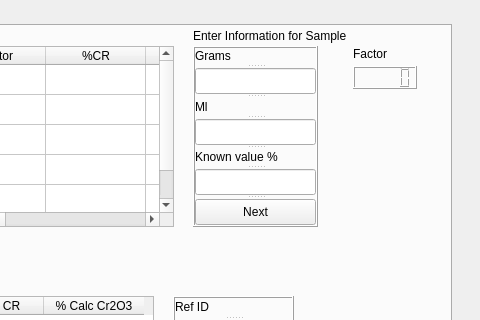
Old version of the form rc.ui in the repository shabd/rc-analytics-desktop; both pictures show x 379 to 859 and y 0 to 320 of the 859 by 597 pixel window.
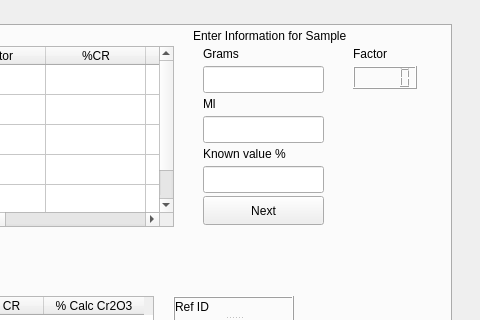
New version of the form.

Patch:
```diff
--- a/rc.ui
+++ b/rc.ui
@@ -316,66 +316,6 @@
        </property>
       </item>
      </widget>
-     <widget class="QSplitter" name="splitter_6">
-      <property name="geometry">
-       <rect>
-        <x>560</x>
-        <y>20</y>
-        <width>125</width>
-        <height>181</height>
-       </rect>
-      </property>
-      <property name="minimumSize">
-       <size>
-        <width>125</width>
-        <height>181</height>
-       </size>
-      </property>
-      <property name="maximumSize">
-       <size>
-        <width>16777215</width>
-        <height>16777215</height>
-       </size>
-      </property>
-      <property name="frameShape">
-       <enum>QFrame::Box</enum>
-      </property>
-      <property name="frameShadow">
-       <enum>QFrame::Raised</enum>
-      </property>
-      <property name="orientation">
-       <enum>Qt::Vertical</enum>
-      </property>
-      <property name="opaqueResize">
-       <bool>false</bool>
-      </property>
-      <property name="childrenCollapsible">
-       <bool>false</bool>
-      </property>
-      <widget class="QLabel" name="cr_factor_grams_text">
-       <property name="text">
-        <string>Grams</string>
-       </property>
-      </widget>
-      <widget class="QLineEdit" name="cr_factor_grams_value"/>
-      <widget class="QLabel" name="cr_factor_ml_text">
-       <property name="text">
-        <string>Ml</string>
-       </property>
-      </widget>
-      <widget class="QLineEdit" name="cr_factor_ml_value"/>
-      <widget class="QLabel" name="cr_factor_know_value_text">
-       <property name="text">
-        <string>Known value % </string>
-       </property>
-      </widget>
-      <widget class="QLineEdit" name="cr_factor_know_value"/>
-      <widget class="QPushButton" name="cr_factor_next_button">
-       <property name="text">
-        <string>Next</string>
-       </property>
-      </widget>
-     </widget>
      <widget class="QLabel" name="cr_sample_info">
       <property name="geometry">
        <rect>
@@ -521,6 +461,88 @@
        </property>
       </widget>
      </widget>
+     <widget class="QLabel" name="cr_factor_grams_text">
+      <property name="geometry">
+       <rect>
+        <x>570</x>
+        <y>20</y>
+        <width>121</width>
+        <height>16</height>
+       </rect>
+      </property>
+      <property name="text">
+       <string>Grams</string>
+      </property>
+     </widget>
+     <widget class="QLineEdit" name="cr_factor_grams_value">
+      <property name="geometry">
+       <rect>
+        <x>570</x>
+        <y>40</y>
+        <width>121</width>
+        <height>27</height>
+       </rect>
+      </property>
+     </widget>
+     <widget class="QLabel" name="cr_factor_ml_text">
+      <property name="geometry">
+       <rect>
+        <x>570</x>
+        <y>70</y>
+        <width>121</width>
+        <height>16</height>
+       </rect>
+      </property>
+      <property name="text">
+       <string>Ml</string>
+      </property>
+     </widget>
+     <widget class="QLineEdit" name="cr_factor_ml_value">
+      <property name="geometry">
+       <rect>
+        <x>570</x>
+        <y>90</y>
+        <width>121</width>
+        <height>27</height>
+       </rect>
+      </property>
+     </widget>
+     <widget class="QLabel" name="cr_factor_know_value_text">
+      <property name="geometry">
+       <rect>
+        <x>570</x>
+        <y>120</y>
+        <width>121</width>
+        <height>16</height>
+       </rect>
+      </property>
+      <property name="text">
+       <string>Known value % </string>
+      </property>
+     </widget>
+     <widget class="QLineEdit" name="cr_factor_know_value">
+      <property name="geometry">
+       <rect>
+        <x>570</x>
+        <y>140</y>
+        <width>121</width>
+        <height>27</height>
+       </rect>
+      </property>
+     </widget>
+     <widget class="QPushButton" name="cr_factor_next_button">
+      <property name="geometry">
+       <rect>
+        <x>570</x>
+        <y>170</y>
+        <width>121</width>
+        <height>29</height>
+       </rect>
+      </property>
+      <property name="text">
+       <string>Next</string>
+      </property>
+     </widget>
     </widget>
     <widget class="QWidget" name="ferro_chrome">
      <attribute name="title">
```
Left out of the diff: 132 changed lines with no effect on the pictures.
